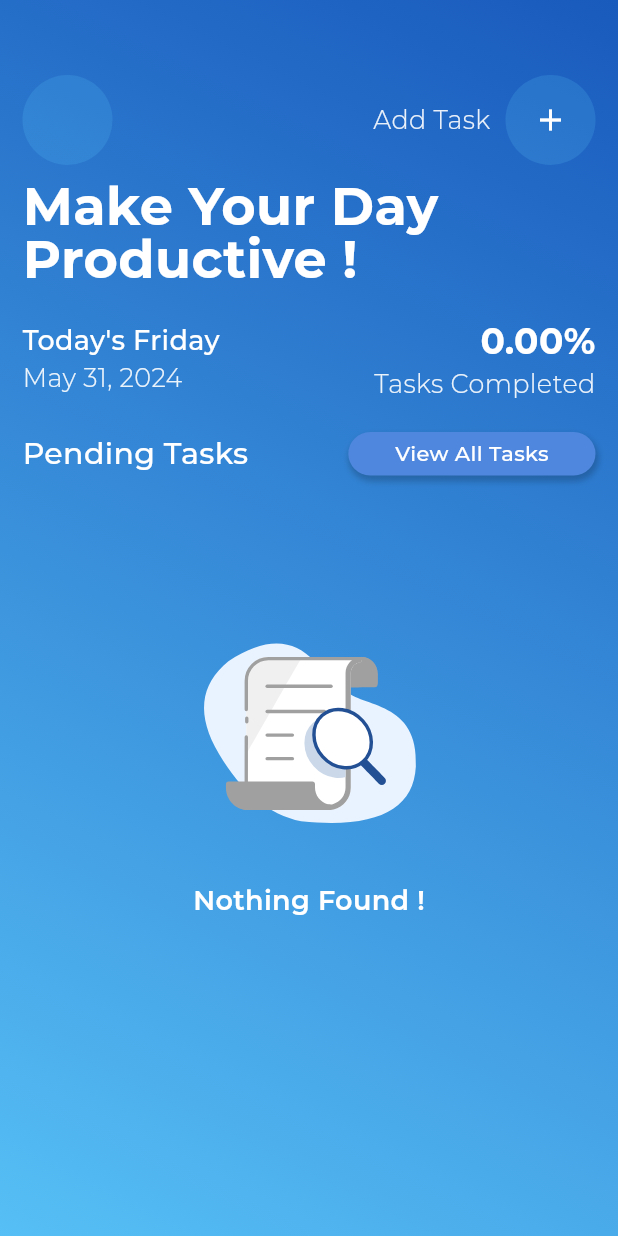
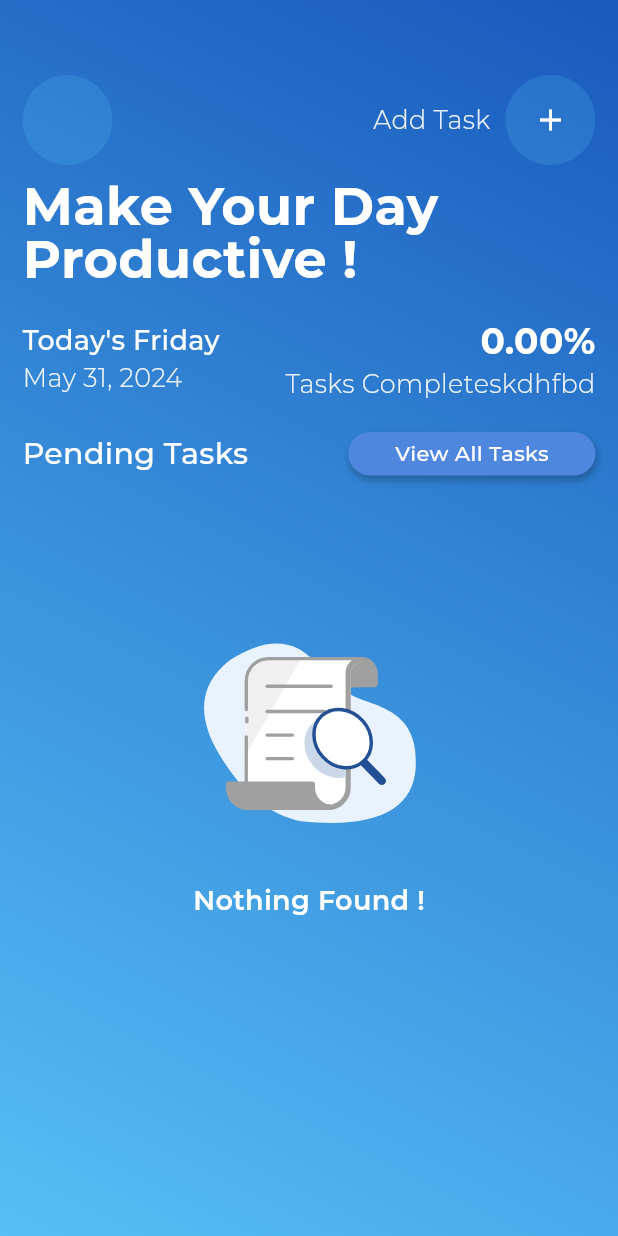
Before and after one commit to mianhusnain1/To_Do, a Flutter app: the screen it shows after launch, on a phone screen of 412 x 824 dp. Run offline on Flutter 3.47's test engine with Material 3 defaults, Android fonts, the phone set to English and light mode, and no system bars; drawn by our look-alikes of lottie; our stand-ins replace flutter_slidable, flutter_spinkit, hive, hive_flutter; accounts and stored records are empty; project files that could hold a hidden picture were left out.

Commit message:
Task Screen

```diff
--- a/lib/screens/home.dart
+++ b/lib/screens/home.dart
@@ -191,7 +191,7 @@ class _HomeScreenState extends State<HomeScreen> {
                 children: [
                   _buildPercentageWidget(),
                   Text(
-                    "Tasks Completed",
+                    "Tasks Completeskdhfbd",
                     style: TextStyle(
                         color: Colors.white.withOpacity(0.9),
                         fontSize: 17,
```
